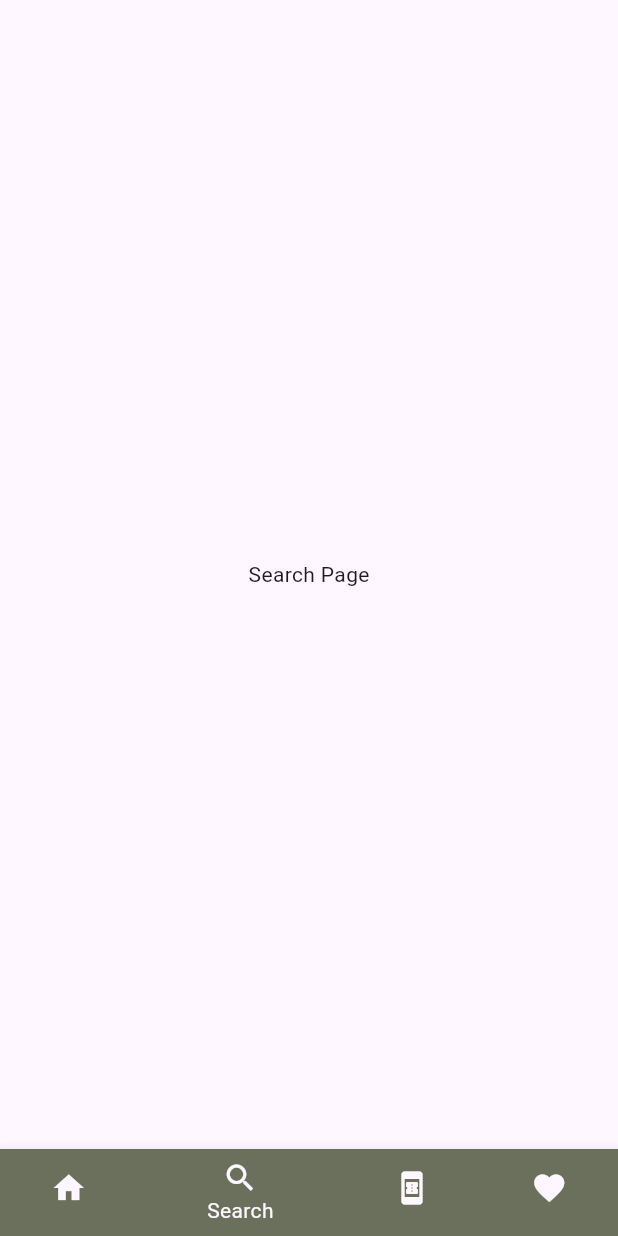
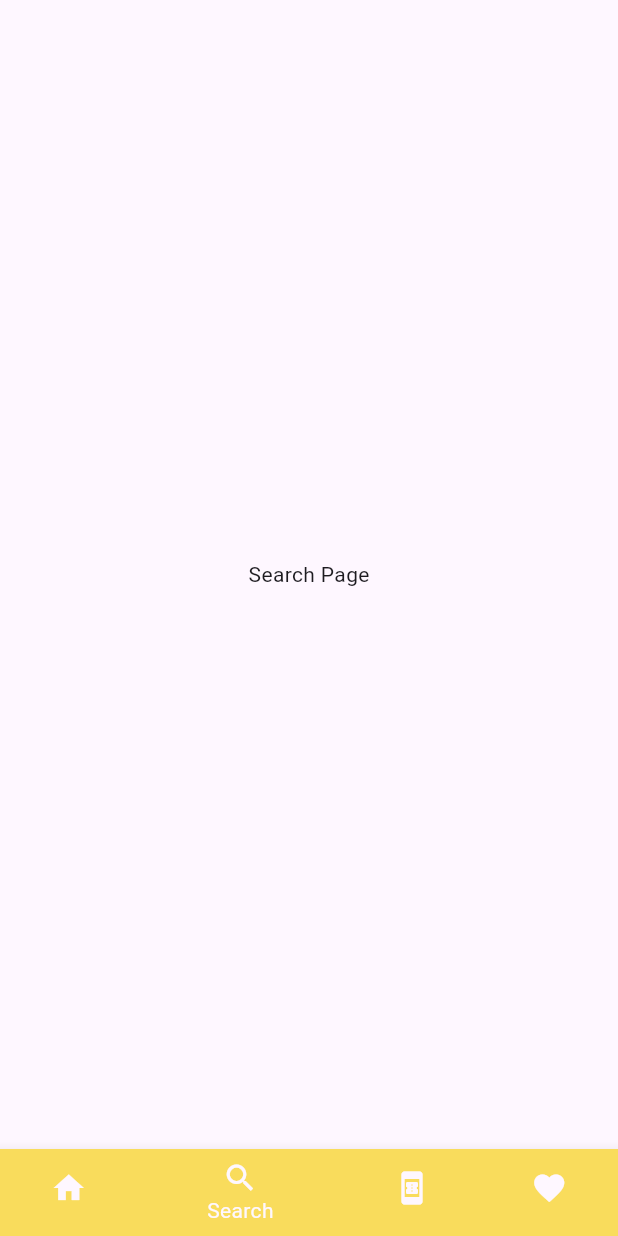
Before and after one commit to totenkopf7/kaar-app, a Flutter app: the screen it shows after launch, item 2 of the bottom bar chosen, on a phone screen of 412 x 824 dp. Run offline on Flutter 3.47's test engine with Material 3 defaults, Android fonts, the light colour scheme and no system bars; our stand-ins replace card_swiper, carousel_slider, flutter_map, flutter_spinkit, geolocator, latlong2.

Commit message:
Update colors.dart

```diff
--- a/lib/components/colors.dart
+++ b/lib/components/colors.dart
@@ -1,7 +1,10 @@
 import 'package:flutter/material.dart';
 
 class AppColors {
-  static const Color primary = Color(0xFFa5a58d);
-  static const Color background = Color(0xFF6b705c);
+//  static const Color primary = Color(0xFFa5a58d);
+//  static const Color background = Color(0xFF6b705c);
   static const Color secondary = Color(0xFFF1F7ED);
+ static const Color background = Color(0xFFF9DC5C);
+  static const Color primary = Color(0xFF011936);
+
 }
```
